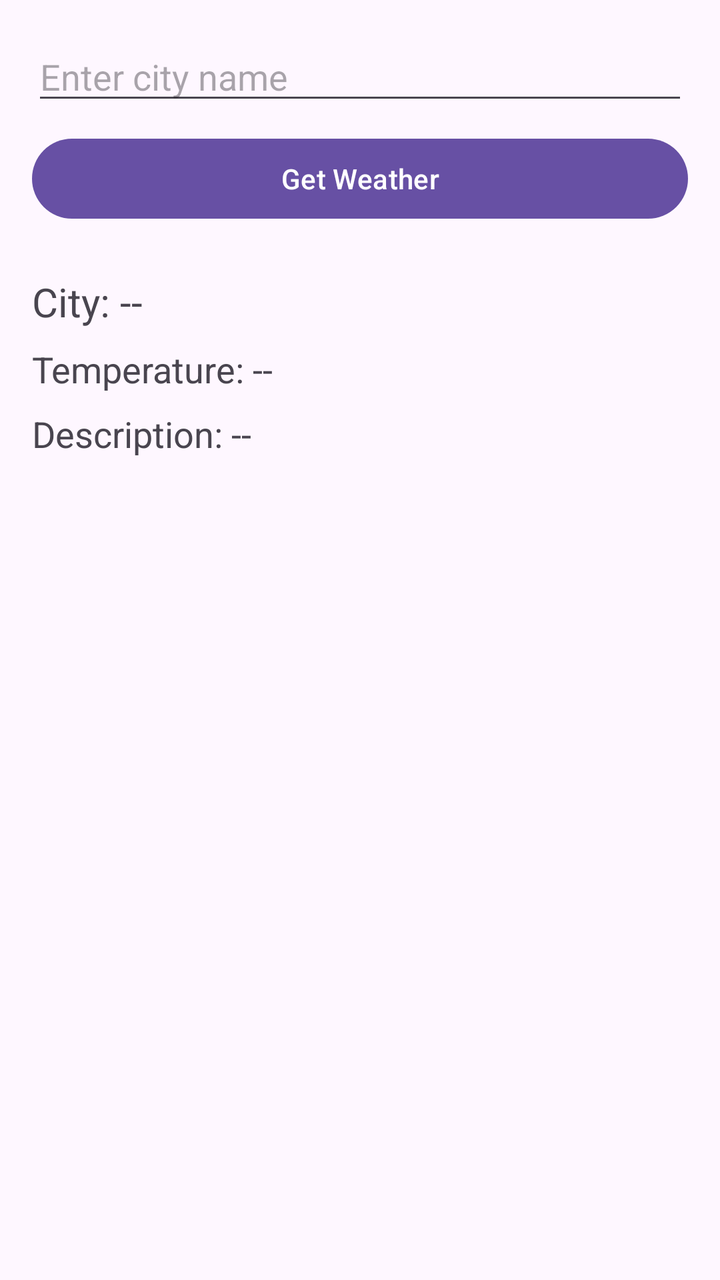
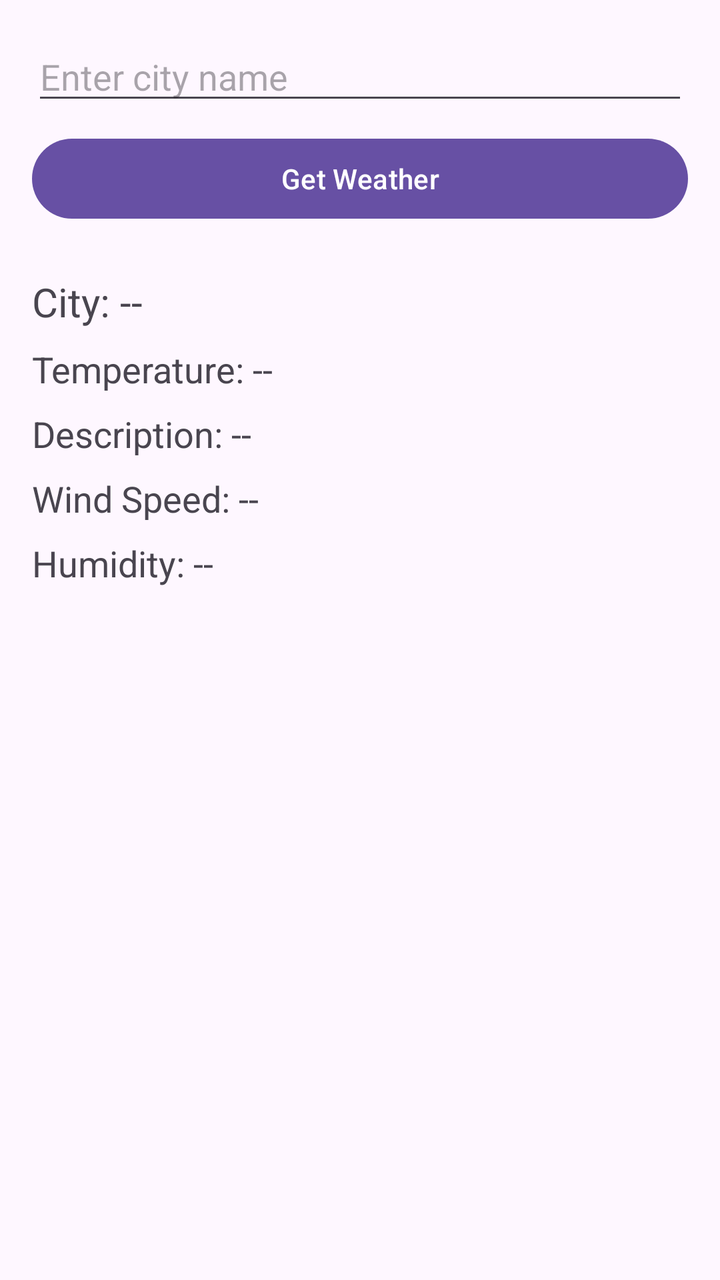

Two renders of the same Android screen: before a commit and after it. Below are the layout's source before the change and the commit's diff.
<!-- AndroidManifest.xml: application theme Theme.WeatherApp -->
<!-- res/layout/activity_main.xml -->
<?xml version="1.0" encoding="utf-8"?>
<LinearLayout xmlns:android="http://schemas.android.com/apk/res/android"
    android:layout_width="match_parent"
    android:layout_height="match_parent"
    android:orientation="vertical"
    android:padding="16dp">

    <EditText
        android:id="@+id/etCity"
        android:layout_width="match_parent"
        android:layout_height="wrap_content"
        android:hint="Enter city name"
        android:inputType="textCapWords" />

    <Button
        android:id="@+id/btnGetWeather"
        android:layout_width="match_parent"
        android:layout_height="wrap_content"
        android:text="Get Weather"
        android:layout_marginTop="8dp" />

    <TextView
        android:id="@+id/tvCity"
        android:layout_width="match_parent"
        android:layout_height="wrap_content"
        android:text="City: --"
        android:textSize="20sp"
        android:layout_marginTop="24dp" />

    <TextView
        android:id="@+id/tvTemperature"
        android:layout_width="match_parent"
        android:layout_height="wrap_content"
        android:text="Temperature: --"
        android:textSize="18sp"
        android:layout_marginTop="8dp" />

    <TextView
        android:id="@+id/tvDescription"
        android:layout_width="match_parent"
        android:layout_height="wrap_content"
        android:text="Description: --"
        android:textSize="18sp"
        android:layout_marginTop="8dp" />

</LinearLayout>
<!-- resources referenced by this layout -->
<resources>
  <style name="Theme.WeatherApp" parent="Base.Theme.WeatherApp" />
  <style name="Base.Theme.WeatherApp" parent="Theme.Material3.DayNight.NoActionBar">
          
          
      </style>
</resources>

<!-- the commit's change to res/layout/activity_main.xml (unified diff, before → after) -->
@@ -43,4 +43,20 @@
         android:textSize="18sp"
         android:layout_marginTop="8dp" />
 
+    <TextView
+        android:id="@+id/tvWindSpeed"
+        android:layout_width="match_parent"
+        android:layout_height="wrap_content"
+        android:text="Wind Speed: --"
+        android:textSize="18sp"
+        android:layout_marginTop="8dp" />
+
+    <TextView
+        android:id="@+id/tvHumidity"
+        android:layout_width="match_parent"
+        android:layout_height="wrap_content"
+        android:text="Humidity: --"
+        android:textSize="18sp"
+        android:layout_marginTop="8dp" />
+
 </LinearLayout>
